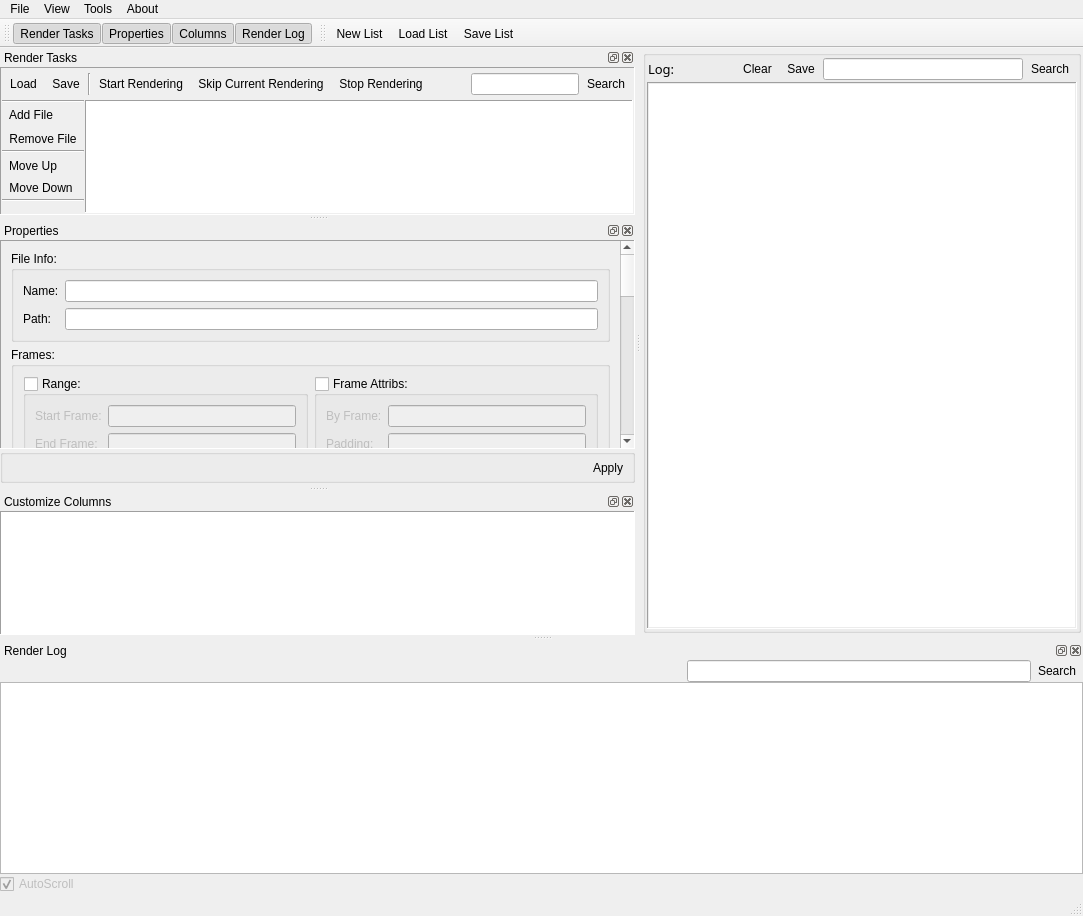
kaymatrix/lra, file uis/winMain.ui: the form before one commit.
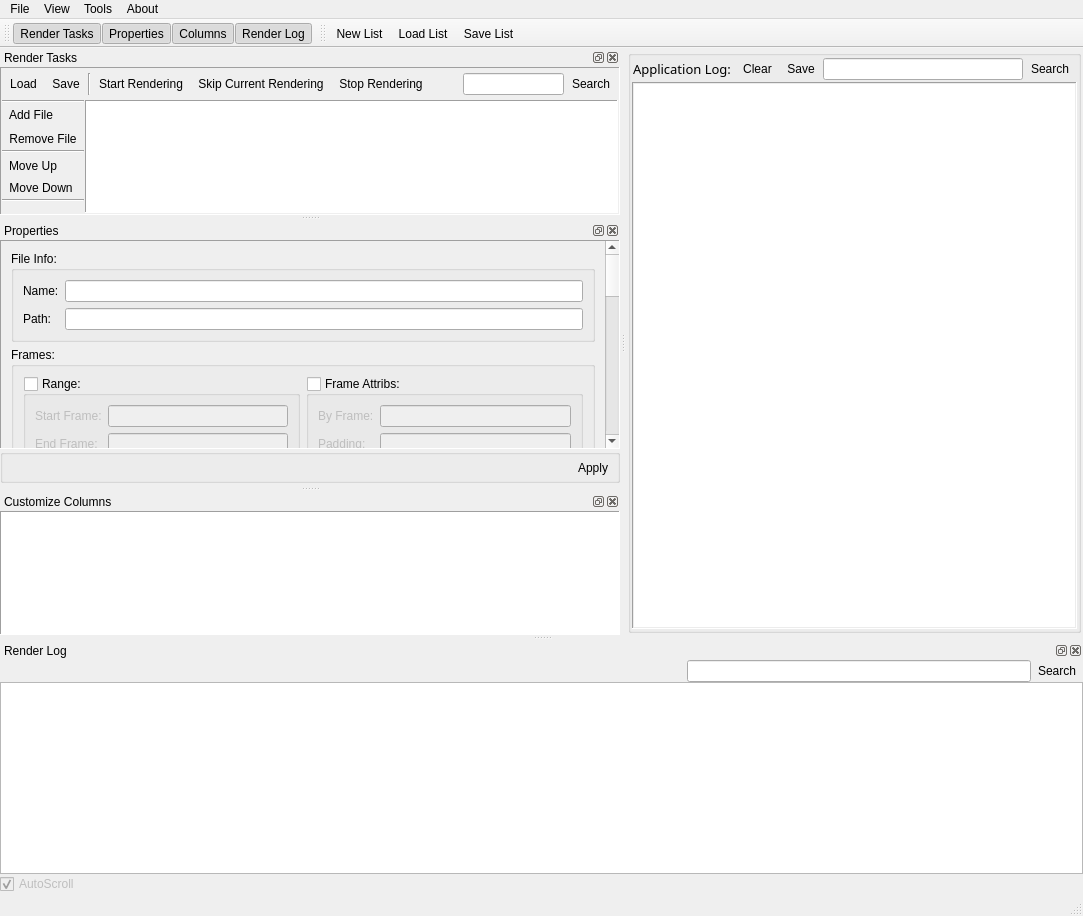
The form after the commit.

Diff of the .ui file:
```diff
--- a/uis/winMain.ui
+++ b/uis/winMain.ui
@@ -70,7 +70,7 @@
              </font>
             </property>
             <property name="text">
-             <string>Log: </string>
+             <string>Application Log: </string>
             </property>
            </widget>
           </item>
```
Left out of the diff: 13 changed lines with no effect on the pictures.
